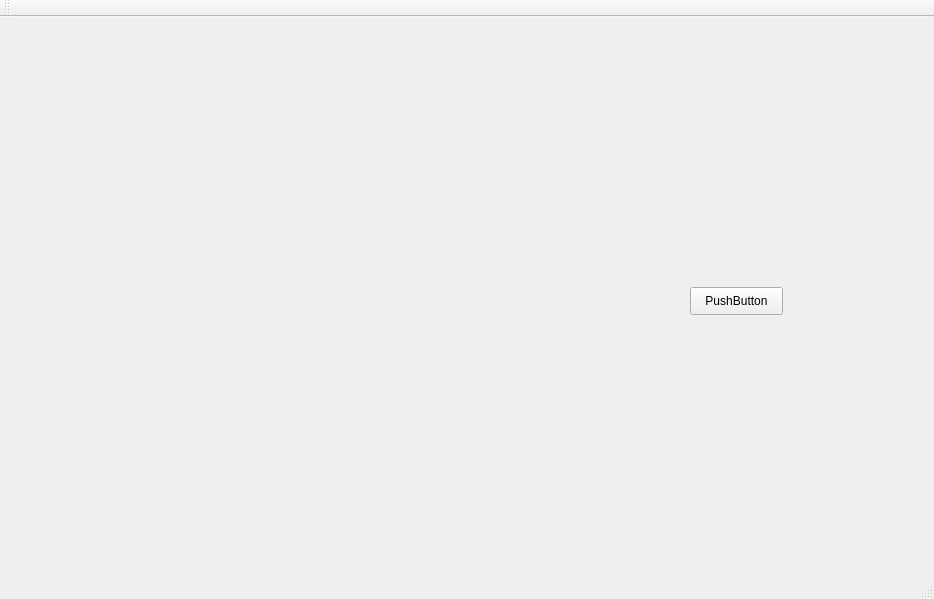
Qt form GUI/mainwindow.ui (Aria-K-Alethia/SE-Sudoku-Pair) before a commit.
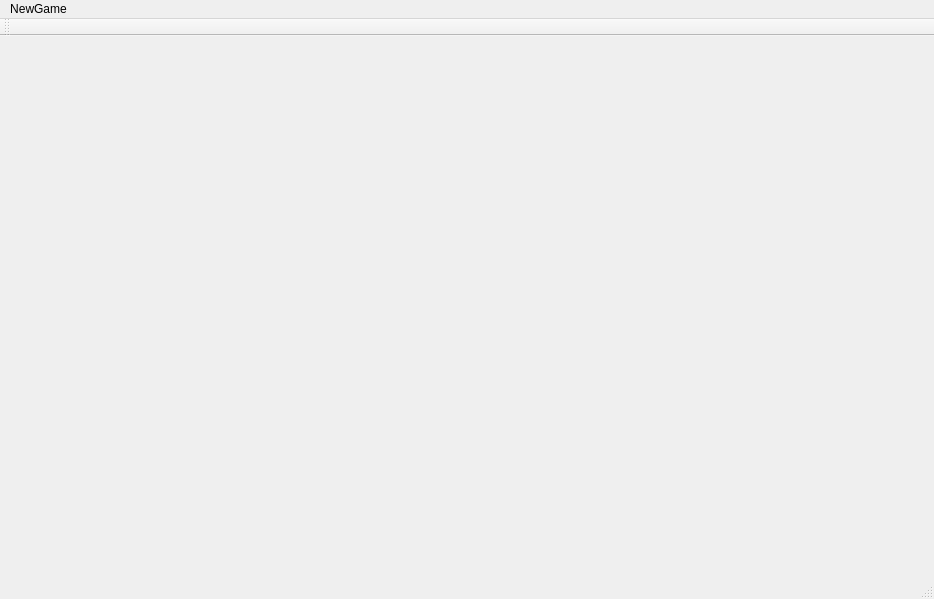
The same form after that commit.

Patch:
```diff
--- a/GUI/mainwindow.ui
+++ b/GUI/mainwindow.ui
@@ -13,30 +13,22 @@
   <property name="windowTitle">
    <string>MainWindow</string>
   </property>
-  <widget class="QWidget" name="centralWidget">
-   <widget class="QPushButton" name="pushButton">
-    <property name="geometry">
-     <rect>
-      <x>690</x>
-      <y>270</y>
-      <width>93</width>
-      <height>28</height>
-     </rect>
-    </property>
-    <property name="text">
-     <string>PushButton</string>
-    </property>
-   </widget>
-  </widget>
+  <widget class="QWidget" name="centralWidget"/>
   <widget class="QMenuBar" name="menuBar">
    <property name="geometry">
     <rect>
      <x>0</x>
      <y>0</y>
      <width>934</width>
-     <height>26</height>
+     <height>17</height>
     </rect>
    </property>
+   <widget class="QMenu" name="menuNewGame">
+    <property name="title">
+     <string>NewGame</string>
+    </property>
+   </widget>
+   <addaction name="menuNewGame"/>
   </widget>
   <widget class="QToolBar" name="mainToolBar">
    <attribute name="toolBarArea">
```
